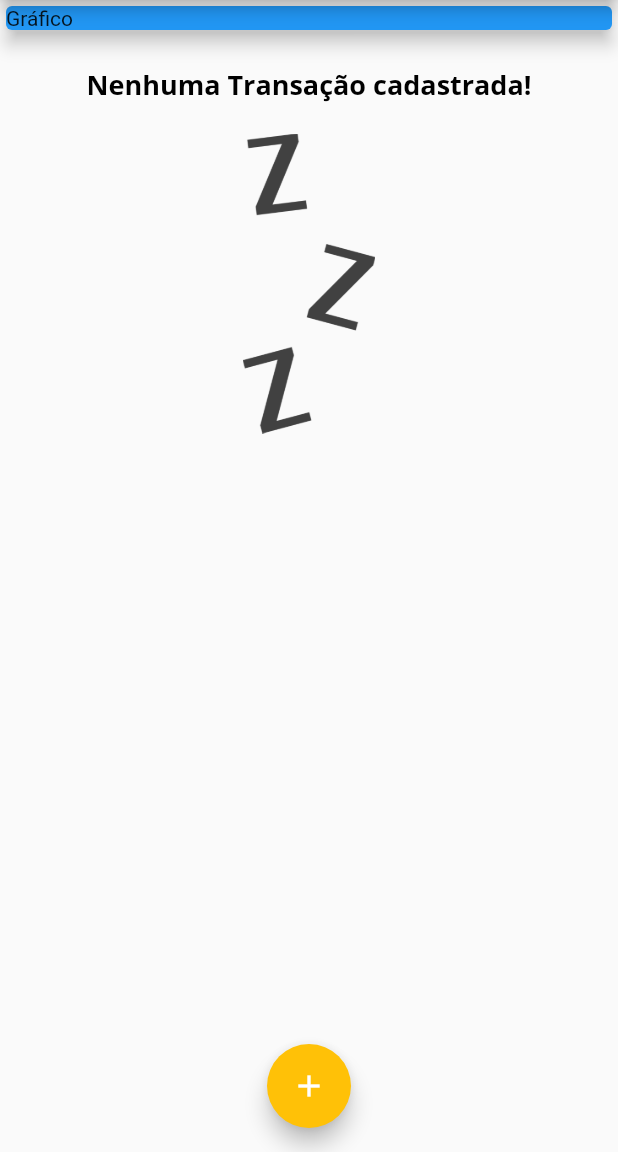
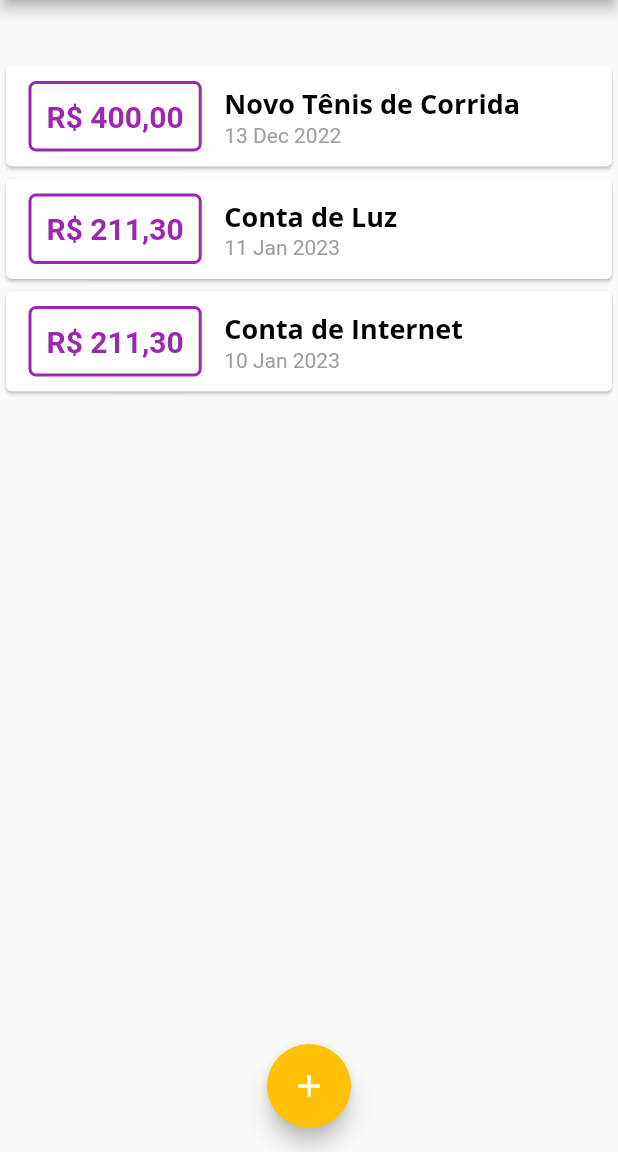
Before and after one commit to Jo-Analyst/expensesApp, a Flutter app: the screen it shows after launch, on a phone screen of 412 x 824 dp, the part 84-1236 px from its top. Run offline on Flutter 3.47's test engine with Material 2 defaults, Android fonts, the phone set to English and light mode, and no system bars.

Commit message:
122. Chart Widget #02

```diff
--- a/lib/components/chart.dart
+++ b/lib/components/chart.dart
@@ -35,6 +35,7 @@ class Chart extends StatelessWidget {
 
   @override
   Widget build(BuildContext context) {
+    groupedTransctions;
     return Card(
       elevation: 6,
       margin: const EdgeInsets.all(20),
--- a/lib/main.dart
+++ b/lib/main.dart
@@ -1,5 +1,6 @@
 import 'dart:math';
 
+import 'package:expenses/components/chart.dart';
 import 'package:expenses/components/transaction_form.dart';
 import 'package:flutter/material.dart';
 
@@ -33,10 +34,7 @@ class ExpensesApp extends StatelessWidget {
                 titleTextStyle: TextStyle(
                     fontFamily: 'OpenSans',
                     fontSize: 20,
-              fontWeight: FontWeight.bold
-            )
-          )
-        )
+                    fontWeight: FontWeight.bold)))
         // theme: ThemeData(
         //     colorScheme: ColorScheme.fromSwatch(
         //   primarySwatch: Colors.purple,
@@ -56,25 +54,31 @@ class MyHomePage extends StatefulWidget {
 
 class _MyHomePageState extends State<MyHomePage> {
   final List<Transaction> _transactions = [
-    // Transaction(
-    //   id: 't1',
-    //   title: 'Novo Tênis de Corrida',
-    //   value: 310.76,
-    //   date: DateTime.now(),
-    // ),
-    // Transaction(
-    //   id: 't2',
-    //   title: 'Conta de Luz',
-    //   value: 211.30,
-    //   date: DateTime.now(),
-    // ),
-    // Transaction(
-    //   id: 't3',
-    //   title: 'Conta de Internet',
-    //   value: 211.30,
-    //   date: DateTime.now(),
-    // ),
+    Transaction(
+      id: 't1',
+      title: 'Novo Tênis de Corrida',
+      value: 400,
+      date: DateTime.now().subtract(const Duration(days: 33)),
+    ),
+    Transaction(
+      id: 't2',
+      title: 'Conta de Luz',
+      value: 211.30,
+      date: DateTime.now().subtract(const Duration(days: 4)),
+    ),
+    Transaction(
+      id: 't3',
+      title: 'Conta de Internet',
+      value: 211.30,
+      date: DateTime.now().subtract(const Duration(days: 5)),
+    ),
   ];
+
+  List<Transaction> get _recentTransactions {
+    return _transactions.where((tr) {
+      return tr.date.isAfter(DateTime.now().subtract(const Duration(days: 7)));
+    }).toList();
+  }
 
   _addTransaction(String title, double value) {
     final newTransctions = Transaction(
@@ -116,13 +120,7 @@ class _MyHomePageState extends State<MyHomePage> {
           // mainAxisAlignment: MainAxisAlignment.spaceAround,
           crossAxisAlignment: CrossAxisAlignment.stretch,
           children: [
-            const SizedBox(
-              child: Card(
-                color: Colors.blue,
-                elevation: 5,
-                child: Text('Gráfico'),
-              ),
-            ),
+          Chart(_recentTransactions),
             TransactionList(_transactions),
           ],
         ),
```
Lines whose indentation alone changed are shown as unchanged.
